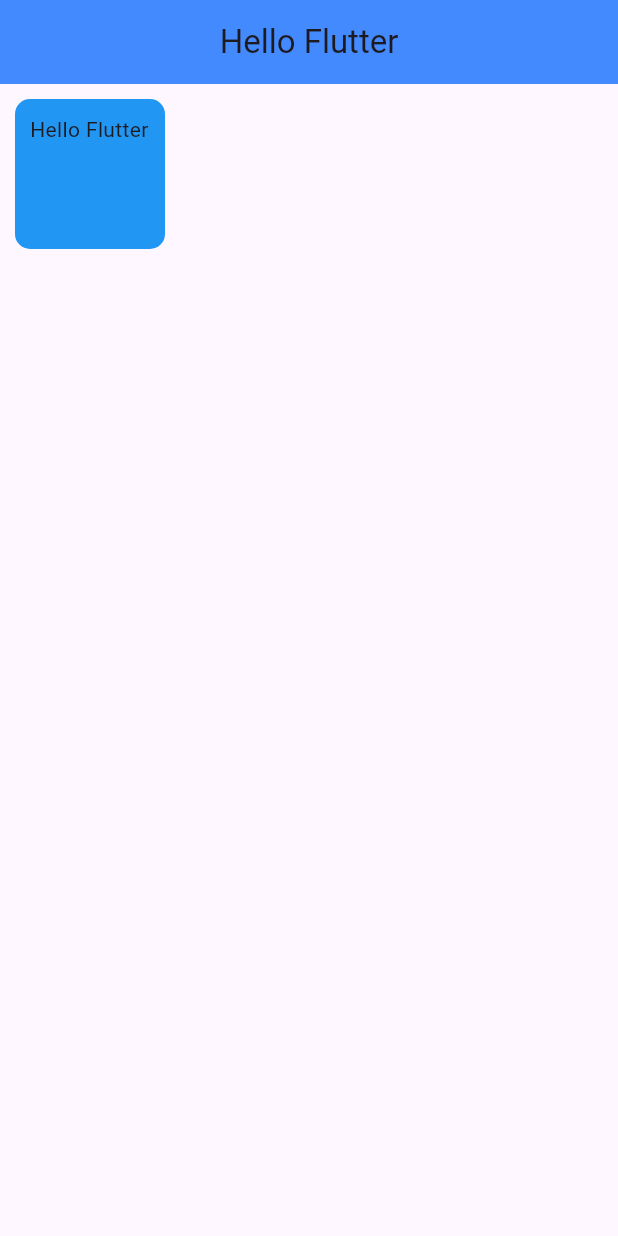
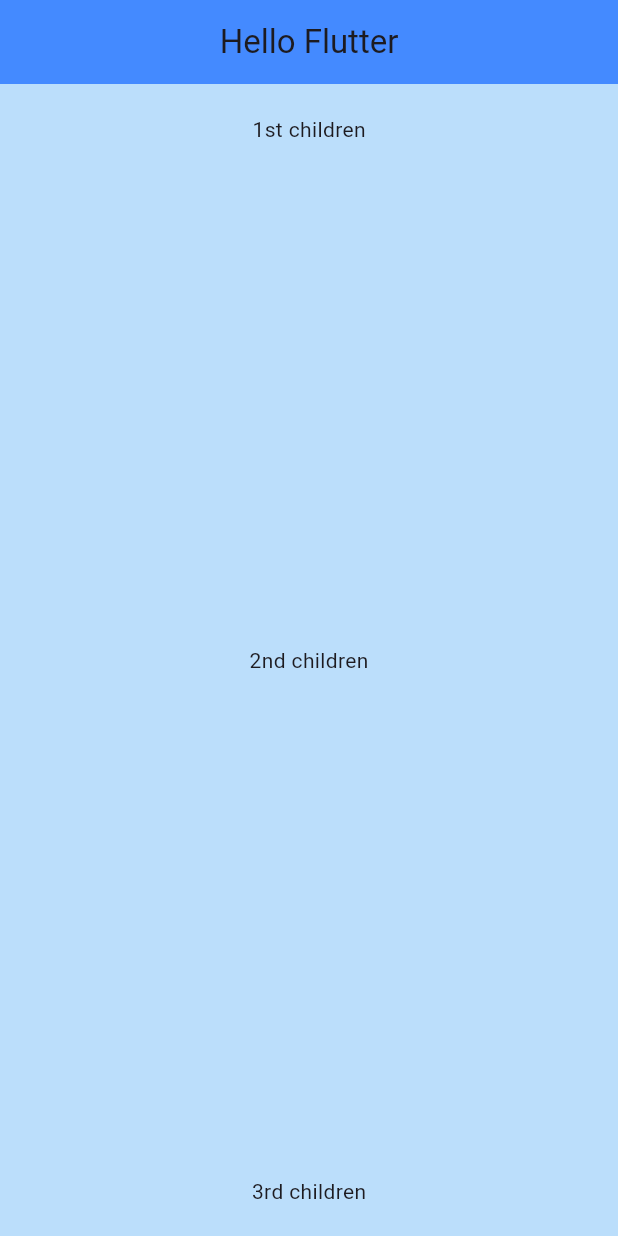
Before and after one commit to MossesAryo/Hello-Flutter-App, a Flutter app: the screen it shows after launch, on a phone screen of 412 x 824 dp. Run offline on Flutter 3.47's test engine with Material 3 defaults, Android fonts, the phone set to English and light mode, and no system bars.

Commit message:
using column inside the container

```diff
--- a/lib/main.dart
+++ b/lib/main.dart
@@ -15,13 +15,19 @@ class MyApp extends StatelessWidget {
           title: Text("Hello Flutter"),
         ),
         body: Container(
-          padding: EdgeInsets.all(10),
-          margin: EdgeInsets.all(10),
-          child: Text("Hello Flutter"),
-          height: 100,
-          width: 100,
-          decoration: BoxDecoration(
-              color: Colors.blue, borderRadius: BorderRadius.circular(10)),
+          padding: EdgeInsets.all(20),
+          height: double.infinity,
+          width: double.infinity,
+          decoration: BoxDecoration(color: Colors.blue[100]),
+          child: Column(
+            mainAxisAlignment: MainAxisAlignment.spaceBetween,
+            crossAxisAlignment: CrossAxisAlignment.center,
+            children: [
+              Text("1st children"),
+              Text("2nd children"),
+              Text("3rd children"),
+            ],
+          ),
         ),
       ),
     );
```
